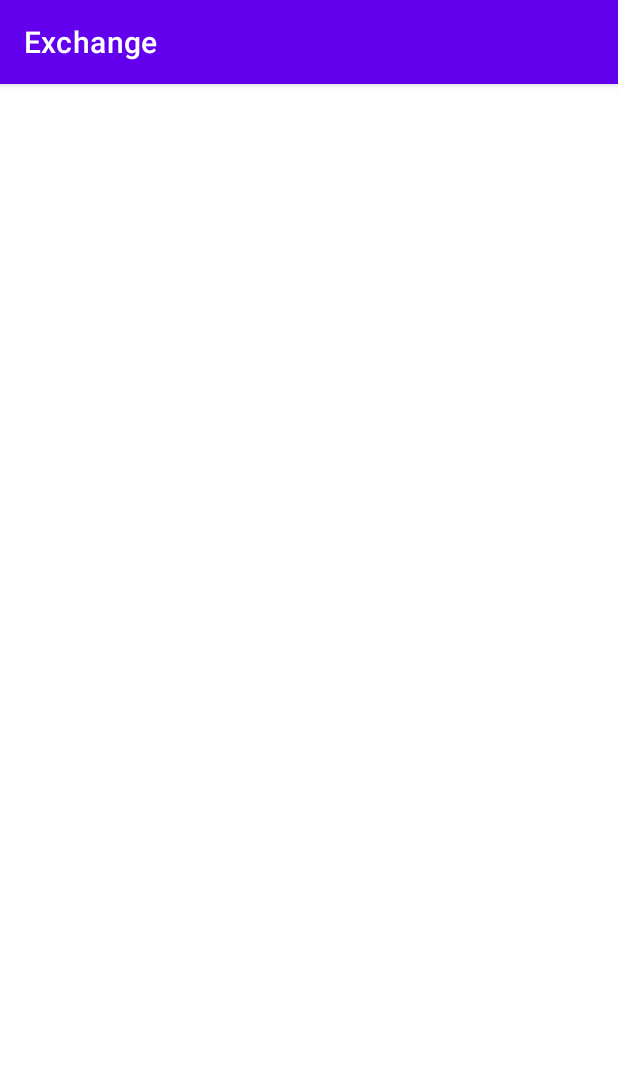
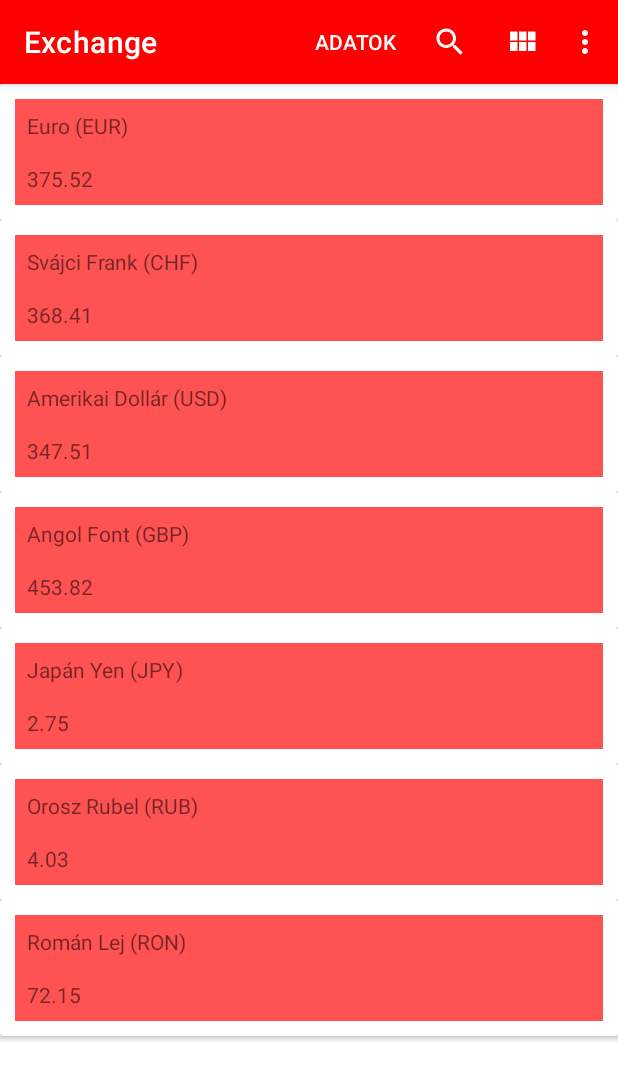
Before and after one commit to Andris013/Exchange-app, an Android app: the CurrenciesActivity screen opened directly, with no data from a screen before it, on a phone screen of 412 x 824 dp. Shown: the top 1080 px of the screen. Run offline under Robolectric (Android 15) with nearby library versions, the phone set to English and light mode, and no system bars; our stand-ins replace Firebase (no records; nobody signed in at launch, a user with empty details on screens opened directly).

Commit message:
Listázó oldal Firestore nélkül működik

```diff
--- a/app/build.gradle
+++ b/app/build.gradle
@@ -1,7 +1,7 @@
 plugins {
     id 'com.android.application'
-    id 'com.google.gms.google-services'
 }
+apply plugin: 'com.google.gms.google-services'
 
 android {
     compileSdk 32
--- a/app/src/main/java/com/example/exchange/CurrenciesActivity.java
+++ b/app/src/main/java/com/example/exchange/CurrenciesActivity.java
@@ -1,15 +1,19 @@
 package com.example.exchange;
 
 import androidx.appcompat.app.AppCompatActivity;
+import androidx.core.view.MenuItemCompat;
 import androidx.recyclerview.widget.GridLayoutManager;
 import androidx.recyclerview.widget.RecyclerView;
 
+import android.annotation.SuppressLint;
 import android.os.Bundle;
 import android.util.Log;
+import android.view.Menu;
+import android.view.MenuItem;
+import android.widget.SearchView;
 
 import com.google.firebase.auth.FirebaseAuth;
 import com.google.firebase.auth.FirebaseUser;
-import com.google.firebase.ktx.Firebase;
 
 import java.util.ArrayList;
 
@@ -18,9 +22,11 @@ public class CurrenciesActivity extends AppCompatActivity {
     private FirebaseUser user;
 
     private RecyclerView mRecyclerView;
-    private ArrayList<MyCurrency> itemList;
+    private ArrayList<MyCurrency> mitemList;
     private MyCurrencyAdapter mAdapter;
-    private int gridNumber;
+    private int gridNumber = 1;
+
+    private boolean viewRow = true;
 
     @Override
     protected void onCreate(Bundle savedInstanceState) {
@@ -37,17 +43,74 @@ public class CurrenciesActivity extends AppCompatActivity {
 
         mRecyclerView = findViewById(R.id.recycleview);
         mRecyclerView.setLayoutManager(new GridLayoutManager(this, gridNumber));
-        itemList = new ArrayList<>();
+        mitemList = new ArrayList<>();
 
-        mAdapter = new MyCurrencyAdapter(this, itemList);
+        mAdapter = new MyCurrencyAdapter(this, mitemList);
 
         mRecyclerView.setAdapter(mAdapter);
 
         initializeData();
     }
 
+
+    @SuppressLint("NotifyDataSetChanged")
     private void initializeData() {
-        String[] itemsList;
-        String[] itemsRate;
+        String[] itemsList = getResources().getStringArray(R.array.currency_name_list);
+        String[] itemsRate = getResources().getStringArray(R.array.currency_rate_list);
+
+        mitemList.clear();
+
+        for (int i = 0; i < itemsList.length; i++){
+            mitemList.add(new MyCurrency(itemsList[i], Float.parseFloat(itemsRate[i])));
+        }
+        mAdapter.notifyDataSetChanged();
     }
+
+    @Override
+    public boolean onCreateOptionsMenu(Menu menu) {
+        super.onCreateOptionsMenu(menu);
+        getMenuInflater().inflate(R.menu.currency_menu, menu);
+        MenuItem menuItem = menu.findItem(R.id.search_bar);
+        SearchView searchView = (SearchView) MenuItemCompat.getActionView(menuItem);
+        searchView.setOnQueryTextListener(new SearchView.OnQueryTextListener() {
+            @Override
+            public boolean onQueryTextSubmit(String s) {
+                return false;
+            }
+
+            @Override
+            public boolean onQueryTextChange(String s) {
+                mAdapter.getFilter().filter(s);
+                return false;
+            }
+        });
+        return true;
+    }
+
+    public boolean onOptionsItemSelected(MenuItem item) {
+        switch (item.getItemId()) {
+            case R.id.logoutButton:
+                FirebaseAuth.getInstance().signOut();
+                finish();
+                return true;
+            case R.id.view_selector:
+                if (viewRow) {
+                    changeSpanCount(item, R.drawable.ic_baseline_view_grid, 1);
+                } else {
+                    changeSpanCount(item, R.drawable.ic_baseline_view_row, 2);
+                }
+                return true;
+            default:
+                return super.onOptionsItemSelected(item);
+        }
+    }
+
+
+    private void changeSpanCount(MenuItem item, int drawableId, int spanCount) {
+        viewRow = !viewRow;
+        item.setIcon(drawableId);
+        GridLayoutManager layoutManager = (GridLayoutManager) mRecyclerView.getLayoutManager();
+        layoutManager.setSpanCount(spanCount);
+    }
+
 }
--- a/app/src/main/java/com/example/exchange/MainActivity.java
+++ b/app/src/main/java/com/example/exchange/MainActivity.java
@@ -110,7 +110,6 @@ public class MainActivity extends AppCompatActivity {
             public void onComplete(@NonNull Task<AuthResult> task) {
                 if (task.isSuccessful()) {
                     startCurrencies();
-                    finish();
                 } else {
                     Toast.makeText(MainActivity.this, "Sikertelen bejelentkezés!", Toast.LENGTH_LONG).show();
                 }
--- a/app/src/main/java/com/example/exchange/MyCurrencyAdapter.java
+++ b/app/src/main/java/com/example/exchange/MyCurrencyAdapter.java
@@ -4,6 +4,8 @@ import android.content.Context;
 import android.view.LayoutInflater;
 import android.view.View;
 import android.view.ViewGroup;
+import android.view.animation.Animation;
+import android.view.animation.AnimationUtils;
 import android.widget.Filter;
 import android.widget.Filterable;
 import android.widget.TextView;
@@ -37,6 +39,12 @@ public class MyCurrencyAdapter extends RecyclerView.Adapter<MyCurrencyAdapter.Vi
         MyCurrency currentItem = mCurrencyItemsData.get(position);
 
         holder.bindTo(currentItem);
+
+        if(holder.getAdapterPosition() > lastPosition){
+            Animation anim = AnimationUtils.loadAnimation(mcontext,R.anim.in_row);
+            holder.itemView.startAnimation(anim);
+            lastPosition = holder.getAdapterPosition();
+        }
     }
 
     @Override
--- /dev/null
+++ b/app/src/main/res/drawable/ic_baseline_search_24.xml
@@ -0,0 +1,10 @@
+<vector xmlns:android="http://schemas.android.com/apk/res/android"
+    android:width="24dp"
+    android:height="24dp"
+    android:viewportWidth="24"
+    android:viewportHeight="24"
+    android:tint="?attr/colorControlNormal">
+  <path
+      android:fillColor="@android:color/white"
+      android:pathData="M15.5,14h-0.79l-0.28,-0.27C15.41,12.59 16,11.11 16,9.5 16,5.91 13.09,3 9.5,3S3,5.91 3,9.5 5.91,16 9.5,16c1.61,0 3.09,-0.59 4.23,-1.57l0.27,0.28v0.79l5,4.99L20.49,19l-4.99,-5zM9.5,14C7.01,14 5,11.99 5,9.5S7.01,5 9.5,5 14,7.01 14,9.5 11.99,14 9.5,14z"/>
+</vector>
--- /dev/null
+++ b/app/src/main/res/drawable/ic_baseline_view_grid.xml
@@ -0,0 +1,10 @@
+<vector xmlns:android="http://schemas.android.com/apk/res/android"
+    android:width="24dp"
+    android:height="24dp"
+    android:viewportWidth="24"
+    android:viewportHeight="24"
+    android:tint="?attr/colorControlNormal">
+  <path
+      android:fillColor="@android:color/white"
+      android:pathData="M4,11h5L9,5L4,5v6zM4,18h5v-6L4,12v6zM10,18h5v-6h-5v6zM16,18h5v-6h-5v6zM10,11h5L15,5h-5v6zM16,5v6h5L21,5h-5z"/>
+</vector>
--- /dev/null
+++ b/app/src/main/res/drawable/ic_baseline_view_row.xml
@@ -0,0 +1,10 @@
+<vector xmlns:android="http://schemas.android.com/apk/res/android"
+    android:width="24dp"
+    android:height="24dp"
+    android:viewportWidth="24"
+    android:viewportHeight="24"
+    android:tint="?attr/colorControlNormal">
+  <path
+      android:fillColor="@android:color/white"
+      android:pathData="M20,13L3,13c-0.55,0 -1,0.45 -1,1v6c0,0.55 0.45,1 1,1h17c0.55,0 1,-0.45 1,-1v-6c0,-0.55 -0.45,-1 -1,-1zM20,3L3,3c-0.55,0 -1,0.45 -1,1v6c0,0.55 0.45,1 1,1h17c0.55,0 1,-0.45 1,-1L21,4c0,-0.55 -0.45,-1 -1,-1z"/>
+</vector>
--- a/app/src/main/res/layout-land/activity_regist.xml
+++ b/app/src/main/res/layout-land/activity_regist.xml
@@ -69,7 +69,7 @@
             tools:layout_editor_absoluteX="100dp" />
 
         <Button
-            android:id="@+id/button"
+            android:id="@+id/registerButton"
             android:layout_width="wrap_content"
             android:layout_height="wrap_content"
             android:layout_marginTop="32dp"
@@ -80,7 +80,7 @@
             app:layout_constraintTop_toBottomOf="@+id/editTextTextPasswordAgain" />
 
         <Button
-            android:id="@+id/button2"
+            android:id="@+id/cancel_button"
             android:layout_width="wrap_content"
             android:layout_height="wrap_content"
             android:text="@string/cancel"
@@ -89,7 +89,7 @@
             app:layout_constraintEnd_toEndOf="parent"
             app:layout_constraintHorizontal_bias="0.498"
             app:layout_constraintStart_toStartOf="parent"
-            app:layout_constraintTop_toBottomOf="@+id/button"
+            app:layout_constraintTop_toBottomOf="@+id/registerButton"
             app:layout_constraintVertical_bias="0.105"
             tools:ignore="UsingOnClickInXml" />
     </androidx.constraintlayout.widget.ConstraintLayout>
--- a/app/src/main/res/layout/activity_currencies.xml
+++ b/app/src/main/res/layout/activity_currencies.xml
@@ -10,7 +10,11 @@
         android:id="@+id/recycleview"
         android:layout_width="match_parent"
         android:layout_height="match_parent"
-        android:scrollbars="vertical"/>
+        android:scrollbars="vertical"
+        app:layout_constraintBottom_toBottomOf="parent"
+        app:layout_constraintTop_toTopOf="parent"
+        app:layout_constraintVertical_bias="0.003"
+        tools:layout_editor_absoluteX="16dp" />
 
 
 </androidx.constraintlayout.widget.ConstraintLayout>
--- a/app/src/main/res/layout/list_item.xml
+++ b/app/src/main/res/layout/list_item.xml
@@ -2,11 +2,14 @@
 <androidx.cardview.widget.CardView xmlns:android="http://schemas.android.com/apk/res/android"
     xmlns:tools="http://schemas.android.com/tools"
     android:layout_width="match_parent"
-    android:layout_height="match_parent">
+    android:layout_height="wrap_content"
+    android:background="@color/lightred">
 
     <RelativeLayout
         android:layout_width="match_parent"
-        android:layout_height="match_parent">
+        android:layout_height="match_parent"
+        android:background="@color/lightred"
+        android:layout_margin="10dp">
 
         <TextView
             android:id="@+id/currencyName"
--- /dev/null
+++ b/app/src/main/res/menu/currency_menu.xml
@@ -0,0 +1,29 @@
+<?xml version="1.0" encoding="utf-8"?>
+<menu xmlns:app="http://schemas.android.com/apk/res-auto"
+    xmlns:android="http://schemas.android.com/apk/res/android">
+
+    <item
+        android:id="@+id/database_manipulate"
+        android:title="Adatok"
+        app:showAsAction="always"
+        />
+    <item
+        android:id="@+id/search_bar"
+        android:title="@string/keres"
+        app:showAsAction="always"
+        android:icon="@drawable/ic_baseline_search_24"
+        app:actionViewClass="android.widget.SearchView" />
+    <item
+        android:id="@+id/view_selector"
+        android:title="View"
+        android:icon="@drawable/ic_baseline_view_grid"
+        app:showAsAction="always"
+        />
+    <item
+        android:id="@+id/logoutButton"
+        android:title="Kijelentkezés"
+        app:showAsAction="never"
+        app:actionViewClass="android.widget.SearchView"
+        />
+
+</menu>
--- a/app/src/main/res/values-night/themes.xml
+++ b/app/src/main/res/values-night/themes.xml
@@ -2,8 +2,8 @@
     <!-- Base application theme. -->
     <style name="Theme.Exchange" parent="Theme.MaterialComponents.DayNight.DarkActionBar">
         <!-- Primary brand color. -->
-        <item name="colorPrimary">@color/purple_200</item>
-        <item name="colorPrimaryVariant">@color/purple_700</item>
+        <item name="colorPrimary">#FF0000</item>
+        <item name="colorPrimaryVariant">#FF5252</item>
         <item name="colorOnPrimary">@color/black</item>
         <!-- Secondary brand color. -->
         <item name="colorSecondary">@color/teal_200</item>
--- a/app/src/main/res/values/colors.xml
+++ b/app/src/main/res/values/colors.xml
@@ -7,4 +7,6 @@
     <color name="teal_700">#FF018786</color>
     <color name="black">#FF000000</color>
     <color name="white">#FFFFFFFF</color>
+    <color name="red">#FF0000</color>
+    <color name="lightred">#FF5252</color>
 </resources>
--- a/app/src/main/res/values/strings.xml
+++ b/app/src/main/res/values/strings.xml
@@ -11,4 +11,25 @@
     <string name="anonLogin">Bejelentkezés vendégként</string>
     <string name="googLogin">Bejelentkezés Google-al</string>
     <string name="forint_arfolyamok">Forint árfolyamok</string>
+    <string name="keres">Keresés</string>
+
+    <string-array name="currency_name_list">
+        <item>Euro (EUR)</item>
+        <item>Svájci Frank (CHF)</item>
+        <item>Amerikai Dollár (USD)</item>
+        <item>Angol Font (GBP)</item>
+        <item>Japán Yen (JPY)</item>
+        <item>Orosz Rubel (RUB)</item>
+        <item>Román Lej (RON)</item>
+    </string-array>
+
+    <string-array name="currency_rate_list">
+        <item>375.52</item>
+        <item>368.41</item>
+        <item>347.51</item>
+        <item>453.82</item>
+        <item>2.75</item>
+        <item>4.03</item>
+        <item>72.15</item>
+    </string-array>
 </resources>
--- a/app/src/main/res/values/themes.xml
+++ b/app/src/main/res/values/themes.xml
@@ -2,8 +2,8 @@
     <!-- Base application theme. -->
     <style name="Theme.Exchange" parent="Theme.MaterialComponents.DayNight.DarkActionBar">
         <!-- Primary brand color. -->
-        <item name="colorPrimary">@color/purple_500</item>
-        <item name="colorPrimaryVariant">@color/purple_700</item>
+        <item name="colorPrimary">#FF0000</item>
+        <item name="colorPrimaryVariant">#FF5252</item>
         <item name="colorOnPrimary">@color/white</item>
         <!-- Secondary brand color. -->
         <item name="colorSecondary">@color/teal_200</item>
--- a/build.gradle
+++ b/build.gradle
@@ -6,7 +6,7 @@ buildscript {
     }
 
     dependencies {
-        classpath 'com.google.gms:google-services:4.3.10'
+        classpath 'com.google.gms:google-services:4.3.5'
     }
 }
 
```
Also changed, not shown: app/src/main/res/anim/in_row.xml (added, +9 -0 lines), app/src/main/res/layout-land/activity_main.xml (+38 -12 lines).
